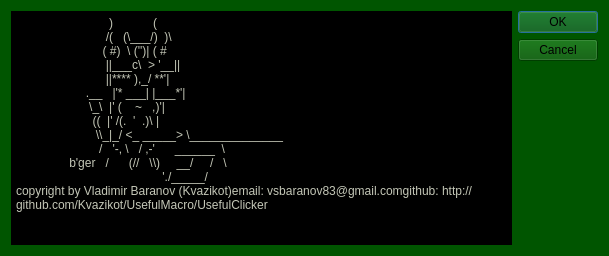
Above: UsefulClicker/aboutbox.ui from Kvazikot/UsefulMacro before the change. Below: the same form after it.
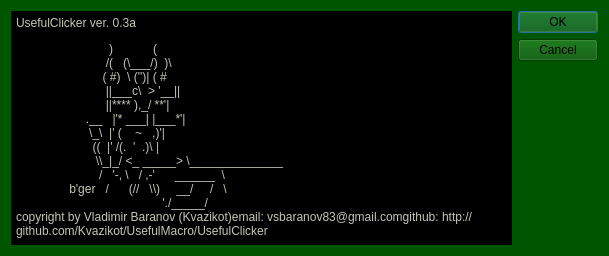
That is the form after the change.

Commit message: UsefulClicker ver 0.3a release

The edit to the form file:
```diff
--- a/UsefulClicker/aboutbox.ui
+++ b/UsefulClicker/aboutbox.ui
@@ -34,6 +34,7 @@
 &lt;html&gt;&lt;head&gt;&lt;meta name=&quot;qrichtext&quot; content=&quot;1&quot; /&gt;&lt;meta charset=&quot;utf-8&quot; /&gt;&lt;style type=&quot;text/css&quot;&gt;
 p, li { white-space: pre-wrap; }
 &lt;/style&gt;&lt;/head&gt;&lt;body style=&quot; font-family:'Segoe UI'; font-size:9pt; font-weight:400; font-style:normal;&quot;&gt;
+&lt;p style=&quot; margin-top:0px; margin-bottom:0px; margin-left:0px; margin-right:0px; -qt-block-indent:0; text-indent:0px;&quot;&gt;&lt;span style=&quot; font-family:'Courier New';&quot;&gt;UsefulClicker ver. 0.3a&lt;/span&gt;&lt;/p&gt;
 &lt;p style=&quot; margin-top:12px; margin-bottom:0px; margin-left:0px; margin-right:0px; -qt-block-indent:0; text-indent:0px;&quot;&gt;&lt;span style=&quot; font-family:'Courier New';&quot;&gt;                            )            (&lt;/span&gt;&lt;/p&gt;
 &lt;p style=&quot; margin-top:0px; margin-bottom:0px; margin-left:0px; margin-right:0px; -qt-block-indent:0; text-indent:0px;&quot;&gt;&lt;span style=&quot; font-family:'Courier New';&quot;&gt;                           /(   (\___/)  )\&lt;/span&gt;&lt;/p&gt;
 &lt;p style=&quot; margin-top:0px; margin-bottom:0px; margin-left:0px; margin-right:0px; -qt-block-indent:0; text-indent:0px;&quot;&gt;&lt;span style=&quot; font-family:'Courier New';&quot;&gt;                          ( #)  \ ('')| ( #&lt;/span&gt;&lt;/p&gt;
```
The commit also changes 6 other files.
